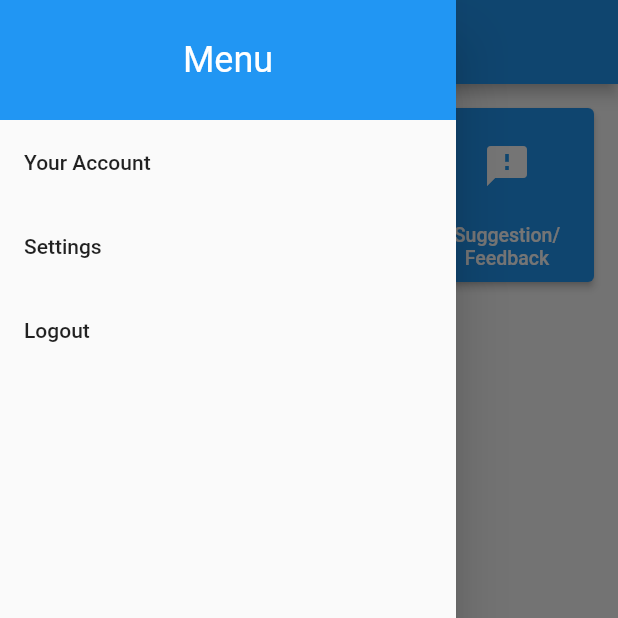
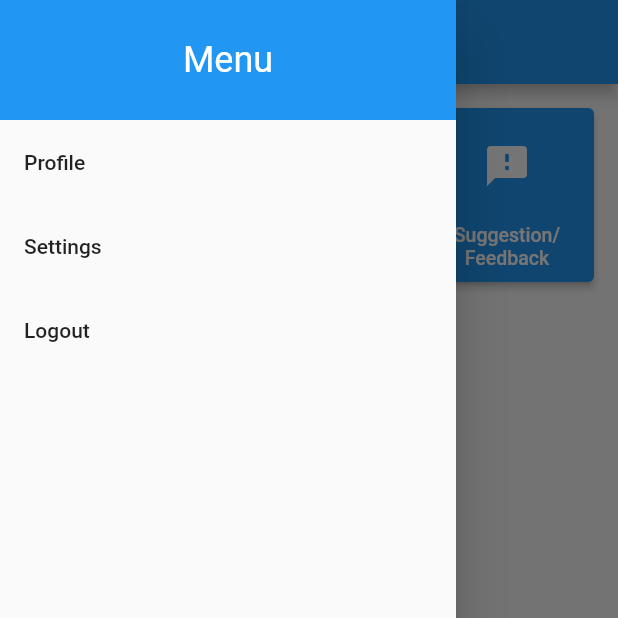
Before and after one commit to Chinmay-Gurav/DeltaNode, a Flutter app: the HomePage screen opened directly, with the side drawer open, on a phone screen of 412 x 824 dp, the top half of it. Run offline on Flutter 3.47's test engine with Material 2 defaults, Android fonts, the phone set to English and light mode, and no system bars; our stand-ins replace cloud_firestore, firebase_auth, firebase_core, shared_preferences; accounts and stored records are empty.

Commit message:
resolved all problems

```diff
--- a/lib/home.dart
+++ b/lib/home.dart
@@ -1,6 +1,6 @@
 import 'package:delta/logc.dart';
 import 'package:delta/feedback.dart';
-import 'package:delta/settings_menu.dart';
+import 'package:delta/profile.dart';
 import 'package:flutter/material.dart';
 import 'package:shared_preferences/shared_preferences.dart';
 
@@ -52,19 +52,19 @@ class _HomePageState extends State<HomePage> {
               ),
             ),
             ListTile(
-              title: const Text('Your Account'),
+              title: const Text('Profile'),
               onTap: () {
                 // Handle menu item 1
+                Navigator.push(
+                  context,
+                  MaterialPageRoute(builder: (context) => const SetMen()),
+                );
               },
             ),
             ListTile(
               title: const Text('Settings'),
               onTap: () {
                 // Handle Settings
-                Navigator.push(
-                  context,
-                  MaterialPageRoute(builder: (context) => const SetMen()),
-                );
               },
             ),
             ListTile(
@@ -76,6 +76,7 @@ class _HomePageState extends State<HomePage> {
                 await prefs.clear();
 
                 // Navigate the user back to the login screen
+                // ignore: use_build_context_synchronously
                 Navigator.pushReplacementNamed(context, '/main');
               },
             ),
--- a/lib/settings_menu.dart
+++ b/lib/profile.dart
@@ -1,6 +1,5 @@
 import 'package:flutter/material.dart';
 import 'package:cloud_firestore/cloud_firestore.dart';
-import 'package:firebase_core/firebase_core.dart';
 import 'package:shared_preferences/shared_preferences.dart';
 
 class SetMen extends StatefulWidget {
@@ -33,15 +32,16 @@ class _SetMenState extends State<SetMen> {
 
     try {
       final userRef = FirebaseFirestore.instance.collection('users').doc(uid);
-      final userDoc = await userRef.get();
 
       await userRef.update({
         'addr': FieldValue.arrayUnion([_addressController.text]),
       });
+      // ignore: use_build_context_synchronously
       ScaffoldMessenger.of(context).showSnackBar(
         const SnackBar(content: Text('Address added successfully')),
       );
       _addressController.clear();
+      // ignore: use_build_context_synchronously
       Navigator.pop(context);
     } catch (error) {
       ScaffoldMessenger.of(context).showSnackBar(
```
Also changed, not shown: lib/login_screen.dart (+6 -1 lines), lib/sign_up.dart (+7 -1 lines).
